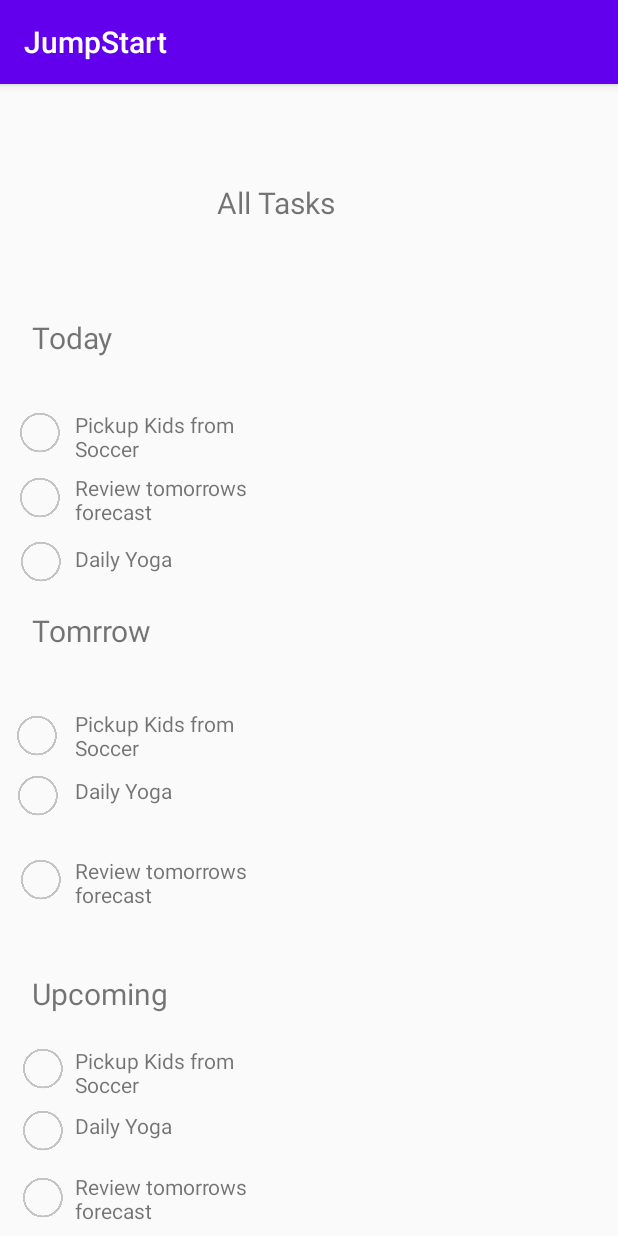
After one commit to bkcyanne/swen3001_group_project, an Android app: the viewAllTasks screen opened directly, with no data from a screen before it, on a phone screen of 412 x 824 dp. The commit adds this screen. Run offline under Robolectric (Android 15) with nearby library versions, the phone set to English and light mode, and no system bars.

Commit message:
Added View all Task page, working on the basic layout, then adding functionality, then enhancing front end

```diff
--- a/Android Dev/app/src/main/AndroidManifest.xml
+++ b/Android Dev/app/src/main/AndroidManifest.xml
@@ -9,8 +9,8 @@
         android:roundIcon="@mipmap/ic_launcher_round"
         android:supportsRtl="true"
         android:theme="@style/AppTheme">
-        <activity android:name=".newTask"/>
-
+        <activity android:name=".viewAllTasks"></activity>
+        <activity android:name=".newTask" />
         <activity android:name=".accCreationPage" />
         <activity android:name=".MainActivity">
             <intent-filter>
--- /dev/null
+++ b/Android Dev/app/src/main/java/com/example/killmenow/viewAllTasks.kt
@@ -0,0 +1,11 @@
+package com.example.killmenow
+
+import androidx.appcompat.app.AppCompatActivity
+import android.os.Bundle
+
+class viewAllTasks : AppCompatActivity() {
+    override fun onCreate(savedInstanceState: Bundle?) {
+        super.onCreate(savedInstanceState)
+        setContentView(R.layout.activity_view_all_tasks)
+    }
+}
--- a/Android Dev/app/src/main/res/layout/activity_acc_creation_page.xml
+++ b/Android Dev/app/src/main/res/layout/activity_acc_creation_page.xml
@@ -77,10 +77,11 @@
         android:layout_height="50dp"
         android:layout_alignParentEnd="true"
         android:layout_alignParentBottom="true"
-        android:layout_marginEnd="104dp"
-        android:layout_marginBottom="558dp"
+        android:layout_marginEnd="81dp"
+        android:layout_marginBottom="553dp"
         android:text="@string/createAccount"
-        android:textSize="20sp" />
+        android:textColor="#52AAA5"
+        android:textSize="25sp" />
 
     <TextView
         android:id="@+id/textView2"
@@ -94,6 +95,18 @@
         android:textColor="#FF0000"
         android:textSize="12sp" />
 
+    <TextView
+        android:id="@+id/ProfilePicText"
+        android:layout_width="204dp"
+        android:layout_height="32dp"
+        android:layout_alignParentEnd="true"
+        android:layout_alignParentBottom="true"
+        android:layout_marginEnd="63dp"
+        android:layout_marginBottom="446dp"
+        android:text="@string/addPhotoText"
+
+        android:textSize="12sp" />
+
     <Button
         android:id="@+id/createButton"
         android:layout_width="158dp"
@@ -103,6 +116,7 @@
         android:layout_marginEnd="147dp"
         android:layout_marginBottom="45dp"
         android:background="@drawable/shape"
+
         android:text="@string/createButton" />
 
     <ImageView
@@ -116,15 +130,7 @@
         app:srcCompat="@drawable/addimage"
         android:contentDescription="@string/addProfile" />
 
-    <TextView
-        android:id="@+id/textView"
-        android:layout_width="141dp"
-        android:layout_height="wrap_content"
-        android:layout_alignParentEnd="true"
-        android:layout_alignParentBottom="true"
-        android:layout_marginEnd="169dp"
-        android:layout_marginBottom="451dp"
-        android:text="TextView" />
+
 
 
 </RelativeLayout>
--- a/Android Dev/app/src/main/res/layout/activity_new_task.xml
+++ b/Android Dev/app/src/main/res/layout/activity_new_task.xml
@@ -8,12 +8,12 @@
 
     <TextView
         android:id="@+id/createNewTask"
-        android:layout_width="164dp"
-        android:layout_height="40dp"
+        android:layout_width="200dp"
+        android:layout_height="57dp"
         android:layout_alignParentEnd="true"
         android:layout_alignParentBottom="true"
-        android:layout_marginEnd="152dp"
-        android:layout_marginBottom="424dp"
+        android:layout_marginEnd="123dp"
+        android:layout_marginBottom="496dp"
         android:text="@string/createNewTask"
         android:textSize="20sp"
         tools:layout_editor_absoluteX="160dp"
--- /dev/null
+++ b/Android Dev/app/src/main/res/layout/activity_view_all_tasks.xml
@@ -0,0 +1,383 @@
+<?xml version="1.0" encoding="utf-8"?>
+<RelativeLayout xmlns:android="http://schemas.android.com/apk/res/android"
+    xmlns:app="http://schemas.android.com/apk/res-auto"
+    xmlns:tools="http://schemas.android.com/tools"
+    android:layout_width="match_parent"
+    android:layout_height="match_parent"
+    tools:context=".viewAllTasks">
+
+    <TextView
+        android:id="@+id/ViewAllTasks"
+        android:layout_width="200dp"
+        android:layout_height="57dp"
+        android:layout_alignParentEnd="true"
+        android:layout_alignParentBottom="true"
+        android:layout_marginEnd="67dp"
+        android:layout_marginBottom="645dp"
+        android:text="@string/AllTasks"
+        android:textSize="20sp"
+        tools:layout_editor_absoluteX="160dp"
+        tools:layout_editor_absoluteY="62dp" />
+
+    <TextView
+        android:id="@+id/todayText"
+        android:layout_width="154dp"
+        android:layout_height="35dp"
+        android:layout_alignParentStart="true"
+        android:layout_alignParentEnd="true"
+        android:layout_alignParentBottom="true"
+        android:layout_marginStart="21dp"
+        android:layout_marginEnd="236dp"
+        android:layout_marginBottom="577dp"
+        android:text="@string/Today"
+        android:textSize="20sp" />
+
+    <TextView
+        android:id="@+id/tomorrowText"
+        android:layout_width="154dp"
+        android:layout_height="35dp"
+        android:layout_alignParentStart="true"
+        android:layout_alignParentEnd="true"
+        android:layout_alignParentBottom="true"
+        android:layout_marginStart="21dp"
+        android:layout_marginEnd="230dp"
+        android:layout_marginBottom="382dp"
+        android:text="@string/Tomorrow"
+        android:textSize="20sp" />
+
+    <TextView
+        android:id="@+id/upcoming"
+        android:layout_width="154dp"
+        android:layout_height="35dp"
+        android:layout_alignParentStart="true"
+        android:layout_alignParentEnd="true"
+        android:layout_alignParentBottom="true"
+        android:layout_marginStart="21dp"
+        android:layout_marginEnd="222dp"
+        android:layout_marginBottom="140dp"
+        android:text="@string/Upcoming"
+        android:textSize="20sp" />
+
+    <TextView
+        android:id="@+id/TodayDynamicTask1"
+        android:layout_width="154dp"
+        android:layout_height="35dp"
+        android:layout_alignParentStart="true"
+        android:layout_alignParentEnd="true"
+        android:layout_alignParentBottom="true"
+        android:layout_marginStart="50dp"
+        android:layout_marginEnd="216dp"
+        android:layout_marginBottom="515dp"
+        android:text="@string/DynamicTask1" />
+
+    <TextView
+        android:id="@+id/TodayDynamicTask2"
+        android:layout_width="154dp"
+        android:layout_height="35dp"
+        android:layout_alignParentStart="true"
+        android:layout_alignParentEnd="true"
+        android:layout_alignParentBottom="true"
+        android:layout_marginStart="50dp"
+        android:layout_marginEnd="223dp"
+        android:layout_marginBottom="426dp"
+        android:text="@string/DynamicTask2" />
+
+
+    <TextView
+        android:id="@+id/TodayDynamicTask3"
+        android:layout_width="154dp"
+        android:layout_height="35dp"
+        android:layout_alignParentStart="true"
+        android:layout_alignParentEnd="true"
+        android:layout_alignParentBottom="true"
+        android:layout_marginStart="50dp"
+        android:layout_marginEnd="235dp"
+        android:layout_marginBottom="473dp"
+        android:text="@string/DynamicTask3" />
+
+    <TextView
+        android:id="@+id/TomorrowDynamicTask1"
+        android:layout_width="154dp"
+        android:layout_height="35dp"
+        android:layout_alignParentStart="true"
+        android:layout_alignParentEnd="true"
+        android:layout_alignParentBottom="true"
+        android:layout_marginStart="50dp"
+        android:layout_marginEnd="224dp"
+        android:layout_marginBottom="316dp"
+        android:text="@string/DynamicTask1" />
+
+    <TextView
+        android:id="@+id/TomorrowDynamicTask2"
+        android:layout_width="154dp"
+        android:layout_height="35dp"
+        android:layout_alignParentStart="true"
+        android:layout_alignParentEnd="true"
+        android:layout_alignParentBottom="true"
+        android:layout_marginStart="50dp"
+        android:layout_marginEnd="226dp"
+        android:layout_marginBottom="271dp"
+        android:text="@string/DynamicTask2" />
+
+    <TextView
+        android:id="@+id/TomorrowDynamicTask3"
+        android:layout_width="154dp"
+        android:layout_height="35dp"
+        android:layout_alignParentStart="true"
+        android:layout_alignParentEnd="true"
+        android:layout_alignParentBottom="true"
+        android:layout_marginStart="50dp"
+        android:layout_marginEnd="226dp"
+        android:layout_marginBottom="218dp"
+        android:text="@string/DynamicTask3" />
+
+    <TextView
+        android:id="@+id/UpcomingDynamicTask1"
+        android:layout_width="154dp"
+        android:layout_height="35dp"
+        android:layout_alignParentStart="true"
+        android:layout_alignParentEnd="true"
+        android:layout_alignParentBottom="true"
+        android:layout_marginStart="50dp"
+        android:layout_marginEnd="225dp"
+        android:layout_marginBottom="91dp"
+        android:text="@string/DynamicTask1" />
+
+    <TextView
+        android:id="@+id/UpcomingDynamicTask2"
+        android:layout_width="154dp"
+        android:layout_height="35dp"
+        android:layout_alignParentStart="true"
+        android:layout_alignParentEnd="true"
+        android:layout_alignParentBottom="true"
+        android:layout_marginStart="50dp"
+        android:layout_marginEnd="225dp"
+        android:layout_marginBottom="48dp"
+        android:text="@string/DynamicTask2" />
+
+    <TextView
+        android:id="@+id/UpcomingDynamicTask3"
+        android:layout_width="154dp"
+        android:layout_height="35dp"
+        android:layout_alignParentStart="true"
+        android:layout_alignParentEnd="true"
+        android:layout_alignParentBottom="true"
+        android:layout_marginStart="50dp"
+        android:layout_marginEnd="225dp"
+        android:layout_marginBottom="7dp"
+        android:text="@string/DynamicTask3" />
+
+    <ImageView
+        android:id="@+id/TodaysUnchecked1"
+        android:layout_width="35dp"
+        android:layout_height="30dp"
+        android:layout_alignParentEnd="true"
+        android:layout_alignParentBottom="true"
+        android:layout_marginEnd="368dp"
+        android:layout_marginBottom="521dp"
+        android:contentDescription="@string/UncheckedIcon"
+        android:visibility="visible"
+        app:srcCompat="@drawable/uncheckedicon" />
+
+    <ImageView
+        android:id="@+id/TodaysChecked1"
+        android:layout_width="35dp"
+        android:layout_height="30dp"
+        android:layout_alignParentEnd="true"
+        android:layout_alignParentBottom="true"
+        android:layout_marginEnd="368dp"
+        android:layout_marginBottom="519dp"
+        android:visibility="gone"
+        app:srcCompat="@drawable/checkedicon"
+
+        android:contentDescription="@string/UncheckedIcon" />
+
+    <ImageView
+        android:id="@+id/TodaysUnchecked2"
+        android:layout_width="35dp"
+        android:layout_height="30dp"
+        android:layout_alignParentEnd="true"
+        android:layout_alignParentBottom="true"
+        android:layout_marginEnd="368dp"
+        android:layout_marginBottom="478dp"
+        android:contentDescription="@string/UncheckedIcon"
+        android:visibility="visible"
+        app:srcCompat="@drawable/uncheckedicon" />
+
+    <ImageView
+        android:id="@+id/TodaysChecked2"
+        android:layout_width="35dp"
+        android:layout_height="30dp"
+        android:layout_alignParentEnd="true"
+        android:layout_alignParentBottom="true"
+        android:layout_marginEnd="368dp"
+        android:layout_marginBottom="478dp"
+        android:visibility="gone"
+        app:srcCompat="@drawable/checkedicon"
+
+        android:contentDescription="@string/UncheckedIcon" />
+
+    <ImageView
+        android:id="@+id/TodaysUnchecked3"
+        android:layout_width="35dp"
+        android:layout_height="30dp"
+        android:layout_alignParentEnd="true"
+        android:layout_alignParentBottom="true"
+        android:layout_marginEnd="367dp"
+        android:layout_marginBottom="435dp"
+        android:contentDescription="@string/UncheckedIcon"
+        android:visibility="visible"
+        app:srcCompat="@drawable/uncheckedicon" />
+
+    <ImageView
+        android:id="@+id/TodaysChecked3"
+        android:layout_width="35dp"
+        android:layout_height="30dp"
+        android:layout_alignParentEnd="true"
+        android:layout_alignParentBottom="true"
+        android:layout_marginEnd="367dp"
+        android:layout_marginBottom="435dp"
+        android:visibility="gone"
+        app:srcCompat="@drawable/checkedicon"
+
+        android:contentDescription="@string/UncheckedIcon" />
+
+    <ImageView
+        android:id="@+id/TomorrowsUnchecked1"
+        android:layout_width="35dp"
+        android:layout_height="30dp"
+        android:layout_alignParentEnd="true"
+        android:layout_alignParentBottom="true"
+        android:layout_marginEnd="370dp"
+        android:layout_marginBottom="319dp"
+        android:contentDescription="@string/UncheckedIcon"
+        android:visibility="visible"
+        app:srcCompat="@drawable/uncheckedicon" />
+
+    <ImageView
+        android:id="@+id/TomorrowsChecked1"
+        android:layout_width="35dp"
+        android:layout_height="30dp"
+        android:layout_alignParentEnd="true"
+        android:layout_alignParentBottom="true"
+        android:layout_marginEnd="370dp"
+        android:layout_marginBottom="319dp"
+        android:visibility="gone"
+        app:srcCompat="@drawable/checkedicon"
+
+        android:contentDescription="@string/UncheckedIcon" />
+
+    <ImageView
+        android:id="@+id/TomorrowsUnchecked2"
+        android:layout_width="35dp"
+        android:layout_height="30dp"
+        android:layout_alignParentEnd="true"
+        android:layout_alignParentBottom="true"
+        android:layout_marginEnd="369dp"
+        android:layout_marginBottom="279dp"
+        android:contentDescription="@string/UncheckedIcon"
+        android:visibility="visible"
+        app:srcCompat="@drawable/uncheckedicon" />
+
+    <ImageView
+        android:id="@+id/TomorrowsChecked2"
+        android:layout_width="35dp"
+        android:layout_height="30dp"
+        android:layout_alignParentEnd="true"
+        android:layout_alignParentBottom="true"
+        android:layout_marginEnd="369dp"
+        android:layout_marginBottom="279dp"
+        android:visibility="gone"
+        app:srcCompat="@drawable/checkedicon"
+
+        android:contentDescription="@string/UncheckedIcon" />
+
+    <ImageView
+        android:id="@+id/TomorrowsUnchecked3"
+        android:layout_width="35dp"
+        android:layout_height="30dp"
+        android:layout_alignParentEnd="true"
+        android:layout_alignParentBottom="true"
+        android:layout_marginEnd="367dp"
+        android:layout_marginBottom="223dp"
+        android:contentDescription="@string/UncheckedIcon"
+        android:visibility="visible"
+        app:srcCompat="@drawable/uncheckedicon" />
+
+    <ImageView
+        android:id="@+id/TomorrowsChecked3"
+        android:layout_width="35dp"
+        android:layout_height="30dp"
+        android:layout_alignParentEnd="true"
+        android:layout_alignParentBottom="true"
+        android:layout_marginEnd="367dp"
+        android:layout_marginBottom="223dp"
+        android:visibility="gone"
+        app:srcCompat="@drawable/checkedicon"
+
+        android:contentDescription="@string/UncheckedIcon" />
+
+    <ImageView
+        android:id="@+id/UpcomingUnchecked1"
+        android:layout_width="35dp"
+        android:layout_height="30dp"
+        android:layout_alignParentEnd="true"
+        android:layout_alignParentBottom="true"
+        android:layout_marginEnd="366dp"
+        android:layout_marginBottom="97dp"
+        android:contentDescription="@string/UncheckedIcon"
+        android:visibility="visible"
+        app:srcCompat="@drawable/uncheckedicon" />
+
+    <ImageView
+        android:id="@+id/UpcomingChecked1"
+        android:layout_width="35dp"
+        android:layout_height="30dp"
+        android:layout_alignParentEnd="true"
+        android:layout_alignParentBottom="true"
+        android:layout_marginEnd="366dp"
+        android:layout_marginBottom="97dp"
+        android:visibility="gone"
+        app:srcCompat="@drawable/checkedicon"
+
+        android:contentDescription="@string/UncheckedIcon" />
+
+    <ImageView
+        android:id="@+id/UpcomingUnchecked2"
+        android:layout_width="35dp"
+        android:layout_height="30dp"
+        android:layout_alignParentEnd="true"
+        android:layout_alignParentBottom="true"
+        android:layout_marginEnd="366dp"
+        android:layout_marginBottom="56dp"
+        android:contentDescription="@string/UncheckedIcon"
+        android:visibility="visible"
+        app:srcCompat="@drawable/uncheckedicon" />
+
+    <ImageView
+        android:id="@+id/UpcomingChecked2"
+        android:layout_width="35dp"
+        android:layout_height="30dp"
+        android:layout_alignParentEnd="true"
+        android:layout_alignParentBottom="true"
+        android:layout_marginEnd="366dp"
+        android:layout_marginBottom="56dp"
+        android:visibility="gone"
+        app:srcCompat="@drawable/checkedicon"
+
+        android:contentDescription="@string/UncheckedIcon" />
+
+    <ImageView
+        android:id="@+id/UpcomingUnchecked3"
+        android:layout_width="35dp"
+        android:layout_height="30dp"
+        android:layout_alignParentEnd="true"
+        android:layout_alignParentBottom="true"
+        android:layout_marginEnd="366dp"
+        android:layout_marginBottom="11dp"
+        android:contentDescription="@string/UncheckedIcon"
+        android:visibility="visible"
+        app:srcCompat="@drawable/uncheckedicon" />
+
+
+</RelativeLayout>
--- a/Android Dev/app/src/main/res/values/strings.xml
+++ b/Android Dev/app/src/main/res/values/strings.xml
@@ -17,10 +17,24 @@
     <string name="createAccount">Create Account</string>
     <string name="warning">password must be at least 6 words</string>
     <string name="createButton">Create</string>
-    <string name= "createNewTask">Create New Task</string>
-    <string name= "ctTaskName">Task Name</string>
-    <string name = "ctTaskDescription"> Task Description</string>
-    <string name= "ctAddTask">Add Task</string>
-    <string name= "addPhotoText">Add a photo!</string>
-    <string name= "addProfile"> </string>
+    <string name="createNewTask">Create New Task</string>
+    <string name="ctTaskName">Task Name</string>
+    <string name="ctTaskDescription"> Task Description</string>
+    <string name="ctAddTask">Add Task</string>
+    <string name="addPhotoText">Add a photo!</string>
+    <string name="addProfile"> </string>
+
+    /*View All Tasks*/
+    <string name= "AllTasks">All Tasks</string>
+    <string name= "Today">Today</string>
+    <string name = "Tomorrow">Tomrrow</string>
+    <string name = "Upcoming">Upcoming</string>
+    <string name = "DynamicTask1">Pickup Kids from Soccer</string>
+    <string name = "DynamicTask2">Daily Yoga</string>
+    <string name = "DynamicTask3">Review tomorrows forecast</string>
+    <string name = "DynamicTask4">Upcoming Tasks to set</string>
+    <string name = "DynamicTask5">Upcoming Tasks to set</string>
+
+    <string name ="UncheckedIcon">""</string>
+
 </resources>
--- a/Android Dev/build.gradle
+++ b/Android Dev/build.gradle
@@ -6,7 +6,7 @@ buildscript {
         jcenter()
     }
     dependencies {
-        classpath "com.android.tools.build:gradle:4.0.2"
+        classpath 'com.android.tools.build:gradle:4.1.0'
         classpath "org.jetbrains.kotlin:kotlin-gradle-plugin:$kotlin_version"
 
         // NOTE: Do not place your application dependencies here; they belong
```
Also changed, not shown: Android Dev/app/src/main/res/drawable/checkedicon.png (added), Android Dev/app/src/main/res/drawable/uncheckedicon.png (added), Android Dev/gradle/wrapper/gradle-wrapper.properties.
